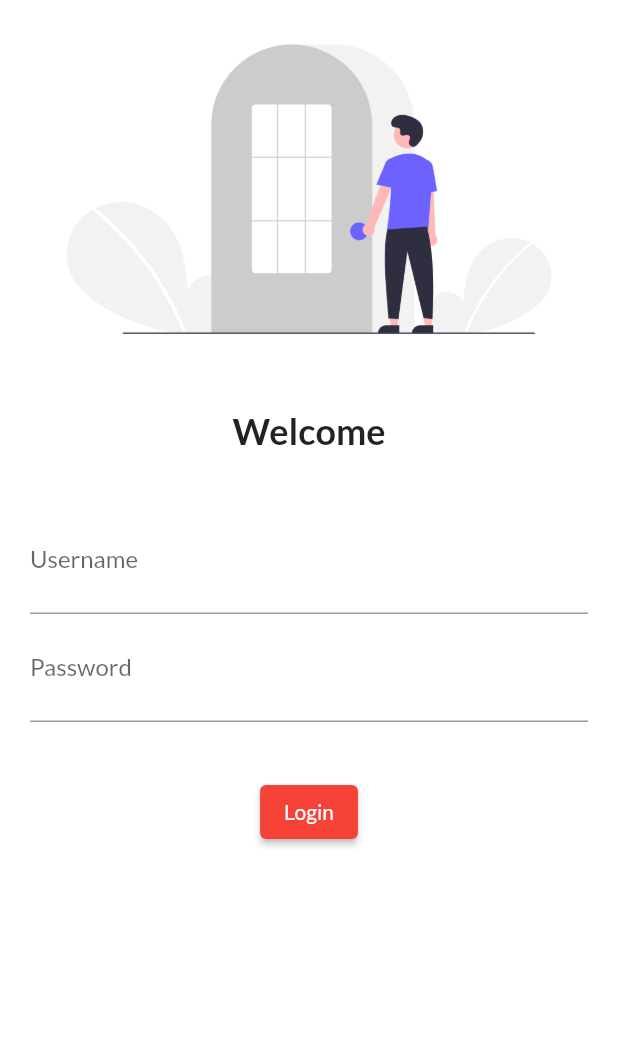
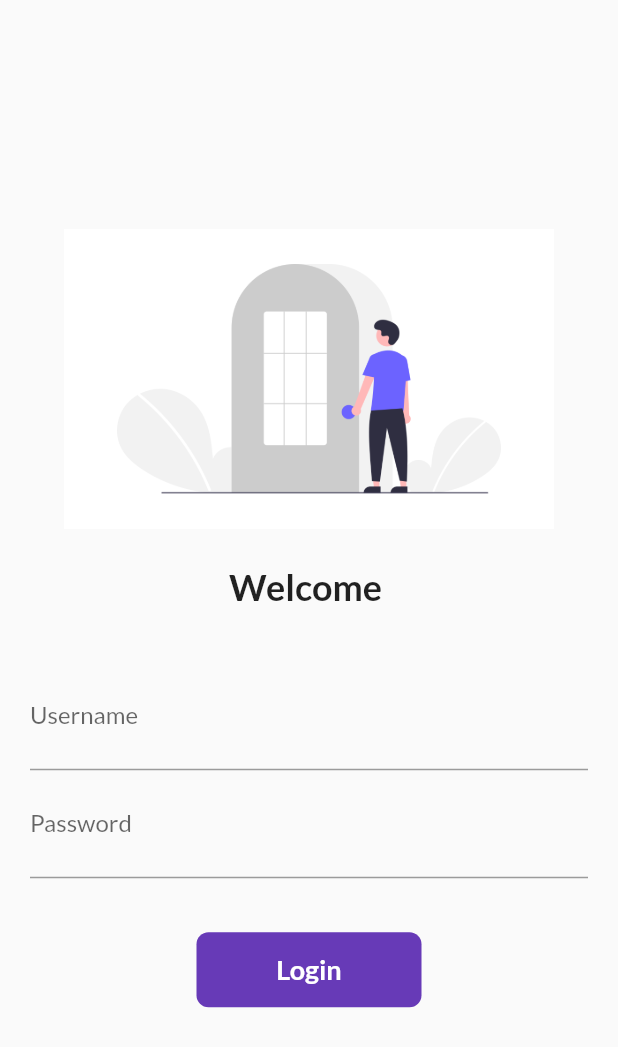
Before and after one commit to himanshugullaiya/flutterTutorials, a Flutter app: the screen it shows after launch, on a phone screen of 412 x 824 dp. Shown: the top 1047 px of the screen. Run offline on Flutter 3.47's test engine with Material 2 defaults, Android fonts, the phone set to English and light mode, and no system bars; our stand-ins replace google_fonts.

Commit message:
Theme Changed

```diff
--- a/flutter_catalog/lib/main.dart
+++ b/flutter_catalog/lib/main.dart
@@ -1,5 +1,7 @@
 import 'package:flutter/material.dart';
 import 'package:flutter_catalog/pages/homepage.dart';
+import 'package:flutter_catalog/utils/routes.dart';
+import 'package:flutter_catalog/widgets/themes.dart';
 import 'pages/homepage.dart';
 import 'pages/loginpage.dart';
 import 'package:google_fonts/google_fonts.dart'; // this is a plugin
@@ -14,21 +16,16 @@ class MyApp extends StatelessWidget {
   @override
   Widget build(BuildContext context) {
     return MaterialApp(
-      // home: HomePage(),
+      debugShowCheckedModeBanner: false,
       themeMode: ThemeMode.light,
-      theme: ThemeData(
-        primarySwatch: Colors.red,
-        // primaryTextTheme: GoogleFonts.latoTextTheme()), //only for primary
-        fontFamily: GoogleFonts.lato().fontFamily,
-      ),
-      // darkTheme: ThemeData(
-      //   brightness: Brightness.dark,
-      // ),
-      // initialRoute: "/home",
+      theme: MyTheme.lightTheme(context),
+      darkTheme: MyTheme.darkTheme(context),
+      initialRoute: "/",
       routes: {
-        "/": (context) => LoginPage(), //default route
-        "/home": (context) => HomePage(),
-        "/login": (context) => LoginPage()
+        "/": (context) => LoginPage(),
+        MyRoutes.homeRoute: (context) =>
+            HomePage(), //default route  //static : took memory only once // we dont need to create objects
+        MyRoutes.loginRoute: (context) => LoginPage()
       },
     );
   }
--- a/flutter_catalog/lib/pages/homepage.dart
+++ b/flutter_catalog/lib/pages/homepage.dart
@@ -1,4 +1,5 @@
 import 'package:flutter/material.dart';
+import 'package:flutter_catalog/widgets/drawer.dart';
 
 class HomePage extends StatelessWidget {
   const HomePage({Key? key}) : super(key: key);
@@ -6,7 +7,9 @@ class HomePage extends StatelessWidget {
   @override
   Widget build(BuildContext context) {
     return Scaffold(
+      backgroundColor: Colors.white,
       appBar: AppBar(
+        centerTitle: true,
         title: Text('Catalog App'),
       ),
       body: Center(
@@ -14,7 +17,7 @@ class HomePage extends StatelessWidget {
           child: Text("Welcome to 30 Days of Flutter"),
         ),
       ),
-      drawer: Drawer(),
+      drawer: MyDrawer(),
     );
   }
 }
--- a/flutter_catalog/lib/pages/loginpage.dart
+++ b/flutter_catalog/lib/pages/loginpage.dart
@@ -1,17 +1,50 @@
 import 'package:flutter/material.dart';
+import 'package:flutter/services.dart';
+import 'package:flutter_catalog/utils/routes.dart';
 
-class LoginPage extends StatelessWidget {
+class LoginPage extends StatefulWidget {
   const LoginPage({Key? key}) : super(key: key);
 
   @override
+  _LoginPageState createState() => _LoginPageState();
+}
+
+class _LoginPageState extends State<LoginPage> {
+  String name = "";
+  bool changeButton = false;
+  final _formKey = GlobalKey<FormState>();
+
+  moveToHome(BuildContext context) async {
+    if (_formKey.currentState!.validate()) {
+      setState(() {
+        changeButton = true;
+      });
+
+      await Future.delayed(Duration(milliseconds: 300));
+      await Navigator.pushNamed(context, MyRoutes.homeRoute);
+      setState(() {
+        changeButton = false;
+      });
+    }
+  }
+
+  @override
   Widget build(BuildContext context) {
-    return Material(
-        color: Colors.white,
+    return Scaffold(
+        resizeToAvoidBottomInset: true,
+        body: Center(
+          child: SingleChildScrollView(
+              child: Form(
+            key: _formKey,
             child: Column(
               children: [
-            Image.asset("assets/images/login.png", fit: BoxFit.cover),
-            SizedBox(height: 20.0),
-            Text("Welcome",
+                Image.asset(
+                  "assets/images/login.png",
+                  fit: BoxFit.cover,
+                  height: 200,
+                ),
+                SizedBox(height: 24.0),
+                Text("Welcome $name",
                     style: TextStyle(
                       fontSize: 24,
                       fontWeight: FontWeight.bold,
@@ -21,41 +54,86 @@ class LoginPage extends StatelessWidget {
                 ),
                 Padding(
                   // padding: const EdgeInsets.all(16.0),  //everywhere padding
-              padding:
-                  const EdgeInsets.symmetric(vertical: 16.0, horizontal: 20.0),
+                  padding: const EdgeInsets.symmetric(
+                      vertical: 16.0, horizontal: 20.0),
                   child: Column(
                     children: [
                       TextFormField(
+                          scrollPadding: EdgeInsets.only(bottom: 300),
                           decoration: InputDecoration(
                             hintText: "Enter Username",
-                      hintStyle:
-                          TextStyle(height: 2, fontWeight: FontWeight.bold),
+                            hintStyle: TextStyle(
+                                height: 2, fontWeight: FontWeight.bold),
                             labelText: "Username",
                           ),
-                  ),
+                          onChanged: (value) {
+                            name = value;
+                            setState(() {});
+                          },
+                          validator: (value) {
+                            if (value!.isEmpty)
+                              return "Username cannot be Empty";
+                            else
+                              return null;
+                          }),
                       TextFormField(
+                          scrollPadding: EdgeInsets.only(
+                              bottom: 150), //to scroll up the bottom
                           obscureText: true, //wont show text
                           decoration: InputDecoration(
                             hintText: "Enter Password",
-                      hintStyle:
-                          TextStyle(height: 2, fontWeight: FontWeight.bold),
+                            hintStyle: TextStyle(
+                                height: 2, fontWeight: FontWeight.bold),
                             labelText: "Password",
                           ),
-                  ),
+                          validator: (value) {
+                            if (value!.isEmpty)
+                              return "Password Cannot be Empty";
+                            else if (value.length < 6)
+                              return "Password must be Greater than 6 Length";
+                          }),
                     ],
                   ),
                 ),
                 SizedBox(
                   height: 20.0,
                 ),
-            ElevatedButton(
-              child: Text('Login'),
-              style: TextButton.styleFrom(),
-              onPressed: () {
-                print("I am Hero");
-              },
+
+                Material(
+                  color: Colors.deepPurple,
+                  borderRadius: BorderRadius.circular(changeButton ? 50 : 8),
+                  child: InkWell(
+                    // splashColor: Colors.redAccent,
+                    onTap: () => moveToHome(context),
+                    child: AnimatedContainer(
+                      duration: Duration(milliseconds: 300),
+                      width: (changeButton ? 50 : 150),
+                      height: 50,
+                      //you can keep color at one place
+                      alignment: Alignment.center,
+                      child: changeButton
+                          ? Icon(Icons.done, color: Colors.white)
+                          : Text(
+                              "Login",
+                              style: TextStyle(
+                                  color: Colors.white,
+                                  fontWeight: FontWeight.bold,
+                                  fontSize: 18),
                             ),
+                    ),
+
+                    // ElevatedButton(
+                    //   child: Text('Login'),
+                    //   style: TextButton.styleFrom(minimumSize: Size(150, 40)),
+                    //   onPressed: () {
+                    //     Navigator.pushNamed(context, MyRoutes.homeRoute);
+                    //     // print('hi');
+                    //   },
+                  ),
+                ) // ),
               ],
+            ),
+          )),
         ));
   }
 }
--- /dev/null
+++ b/flutter_catalog/lib/utils/routes.dart
@@ -0,0 +1,4 @@
+class MyRoutes {
+  static String loginRoute = "/login";
+  static String homeRoute = "/home";
+}
--- /dev/null
+++ b/flutter_catalog/lib/widgets/themes.dart
@@ -0,0 +1,27 @@
+import 'package:flutter/material.dart';
+import 'package:google_fonts/google_fonts.dart';
+
+class MyTheme {
+  static ThemeData lightTheme(BuildContext context) => ThemeData(
+      primarySwatch: Colors.deepPurple,
+      fontFamily: GoogleFonts.lato().fontFamily,
+      appBarTheme: AppBarTheme(
+        color: Colors.white,
+        elevation: 0.0,
+        iconTheme: IconThemeData(color: Colors.black),
+        textTheme: Theme.of(context).textTheme,
+      ));
+
+  static ThemeData darkTheme(BuildContext context) => ThemeData(
+        brightness: Brightness.dark,
+      );
+  static ThemeData greenTheme(BuildContext context) => ThemeData(
+      primarySwatch: Colors.brown,
+      fontFamily: GoogleFonts.lato().fontFamily,
+      appBarTheme: AppBarTheme(
+        color: Colors.green,
+        elevation: 0.0,
+        iconTheme: IconThemeData(color: Colors.black),
+        textTheme: Theme.of(context).textTheme,
+      ));
+}
```
Also changed, not shown: flutter_catalog/lib/widgets/drawer.dart (added, +59 -0 lines). Lines whose indentation alone changed are shown as unchanged.
